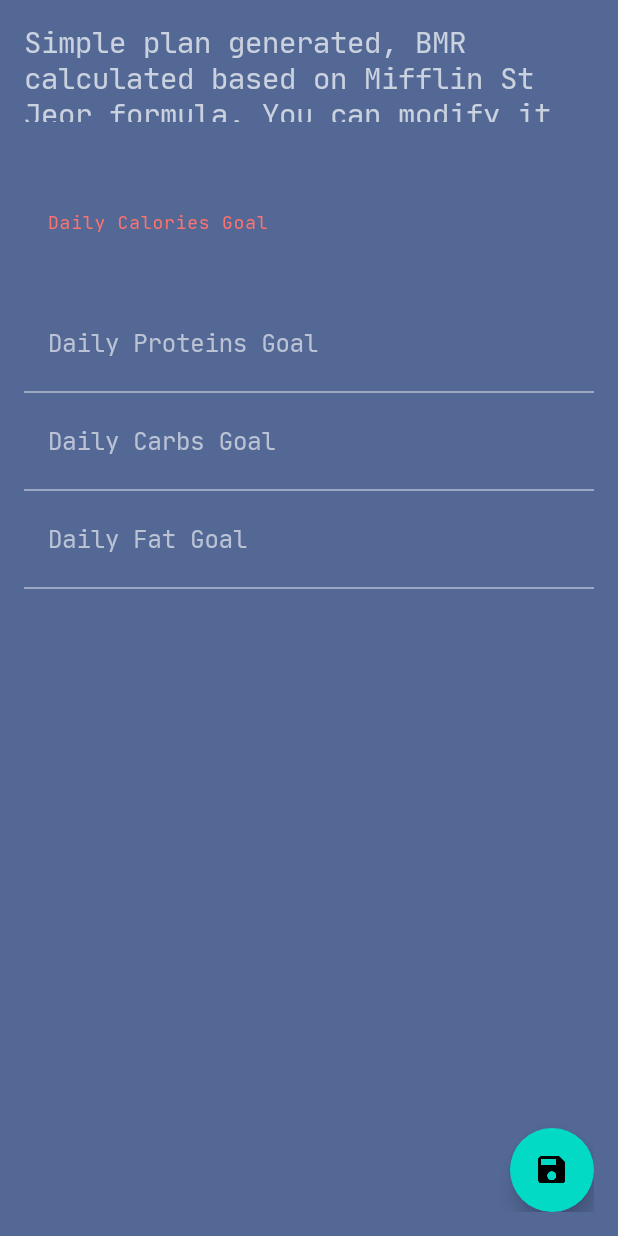
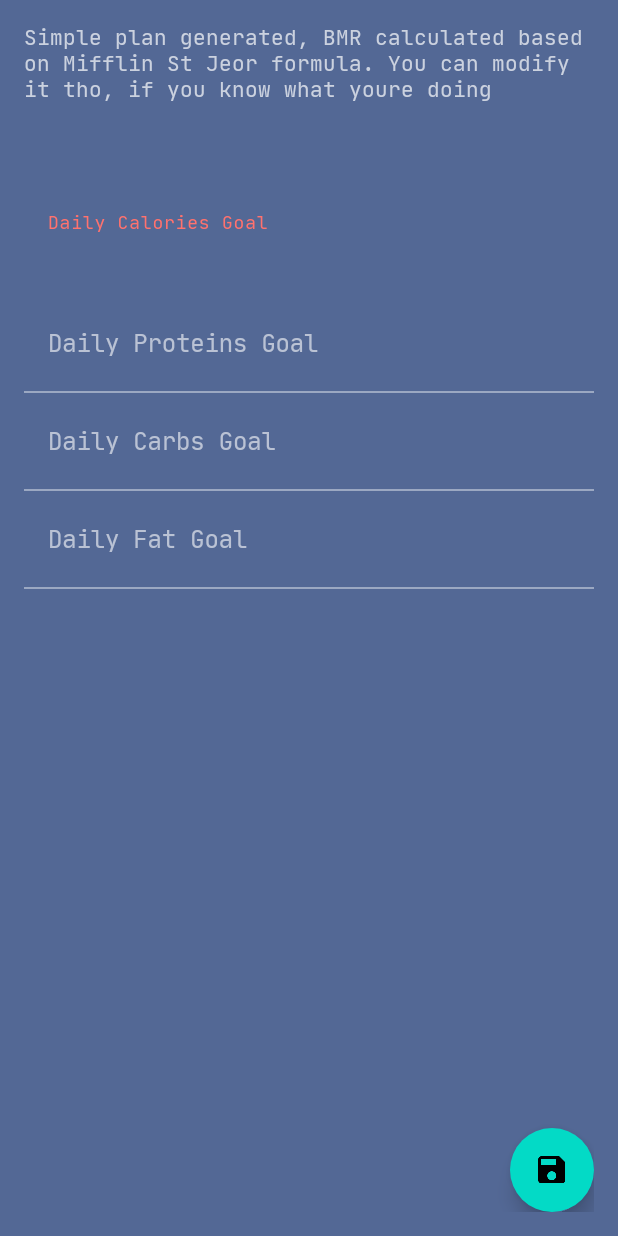
Before and after one commit to JakobMusik/sql-project-android, an Android app: the layout configure_diet.xml on its own in the app's theme, with its tools: preview values and no code run, on a phone screen of 412 x 824 dp. Run offline under Robolectric (Android 15) with nearby library versions, the phone set to English and light mode, and no system bars; plain views replace FloatingActionButton.

Commit message:
minor fixes
api address changed

```diff
--- a/app/src/main/java/com/databaseproj/caltracker/helper/SQLRequest.java
+++ b/app/src/main/java/com/databaseproj/caltracker/helper/SQLRequest.java
@@ -40,7 +40,7 @@ public class SQLRequest {
                 MediaType mediaType = MediaType.parse("application/x-www-form-urlencoded");
                 RequestBody body = RequestBody.create("str=" + request, mediaType);
                 Request request = new Request.Builder()
-                        .url("https://iiww.cc/api/users/custom")
+                        .url("https://iiww.cc/api/custom")
                         .method("POST", body)
                         .addHeader("key", "2899e614b19fac45600196785383d9d9")
                         .addHeader("Content-Type", "application/x-www-form-urlencoded")
--- a/app/src/main/res/layout/configure_diet.xml
+++ b/app/src/main/res/layout/configure_diet.xml
@@ -29,7 +29,7 @@
                 android:layout_width="match_parent"
                 android:layout_height="match_parent"
                 android:text="Simple plan generated, BMR calculated based on Mifflin St Jeor formula. You can modify it tho, if you know what youre doing"
-                android:textSize="19sp" />
+                android:textSize="14sp" />
 
 
         </LinearLayout>
@@ -44,17 +44,17 @@
             <com.google.android.material.textfield.TextInputLayout
                 android:layout_width="0dp"
                 android:layout_height="match_parent"
-                app:hintTextColor="@color/accent"
+                android:layout_weight="1"
 
-                android:layout_weight="1">
+                app:hintTextColor="@color/accent">
 
                 <EditText
                     android:id="@+id/caloriesValueEditText"
                     android:layout_width="match_parent"
                     android:layout_height="match_parent"
+                    android:background="@color/ucla_blue"
                     android:digits="0123456789"
                     android:hint="Daily Calories Goal"
-                    android:background="@color/ucla_blue"
 
                     android:inputType="numberDecimal|number"
                     android:singleLine="true" />
@@ -72,9 +72,9 @@
             <com.google.android.material.textfield.TextInputLayout
                 android:layout_width="0dp"
                 android:layout_height="match_parent"
-                app:hintTextColor="@color/accent"
+                android:layout_weight="1"
 
-                android:layout_weight="1">
+                app:hintTextColor="@color/accent">
 
                 <EditText
                     android:id="@+id/proteinValueEditText"
@@ -100,17 +100,17 @@
             <com.google.android.material.textfield.TextInputLayout
                 android:layout_width="wrap_content"
                 android:layout_height="match_parent"
-                app:hintTextColor="@color/accent"
+                android:layout_weight="1"
 
-                android:layout_weight="1">
+                app:hintTextColor="@color/accent">
 
                 <EditText
                     android:id="@+id/carbohydratesValueEditText"
                     android:layout_width="match_parent"
                     android:layout_height="match_parent"
+                    android:background="@color/ucla_blue"
                     android:digits="0123456789"
                     android:hint="Daily Carbs Goal"
-                    android:background="@color/ucla_blue"
 
                     android:inputType="numberDecimal|number"
                     android:singleLine="true" />
@@ -128,17 +128,17 @@
             <com.google.android.material.textfield.TextInputLayout
                 android:layout_width="0dp"
                 android:layout_height="match_parent"
-                app:hintTextColor="@color/accent"
+                android:layout_weight="1"
 
-                android:layout_weight="1">
+                app:hintTextColor="@color/accent">
 
                 <EditText
                     android:id="@+id/fatValueEditText"
                     android:layout_width="match_parent"
                     android:layout_height="match_parent"
+                    android:background="@color/ucla_blue"
                     android:digits="0123456789"
                     android:hint="Daily Fat Goal"
-                    android:background="@color/ucla_blue"
 
                     android:inputType="numberDecimal|number"
                     android:singleLine="true" />
```
Also changed, not shown: app/src/main/java/com/databaseproj/caltracker/fragments/ProfileFragment.java (+17 -16 lines), app/src/main/java/com/databaseproj/caltracker/helper/PutStringPreference.java (deleted, +0 -14 lines), app/src/main/java/com/databaseproj/caltracker/helper/UpdateRemoteDB.java (+78 -2 lines), app/src/main/java/com/databaseproj/caltracker/view/FeatureActivity2.java (+3 -4 lines), app/src/main/java/com/databaseproj/caltracker/view/GlobalClass.java (+6 -1 lines), app/src/main/java/com/databaseproj/caltracker/view/UserActivity.java (+9 -13 lines), app/src/main/res/layout/activity_intro.xml (+3 -5 lines).
